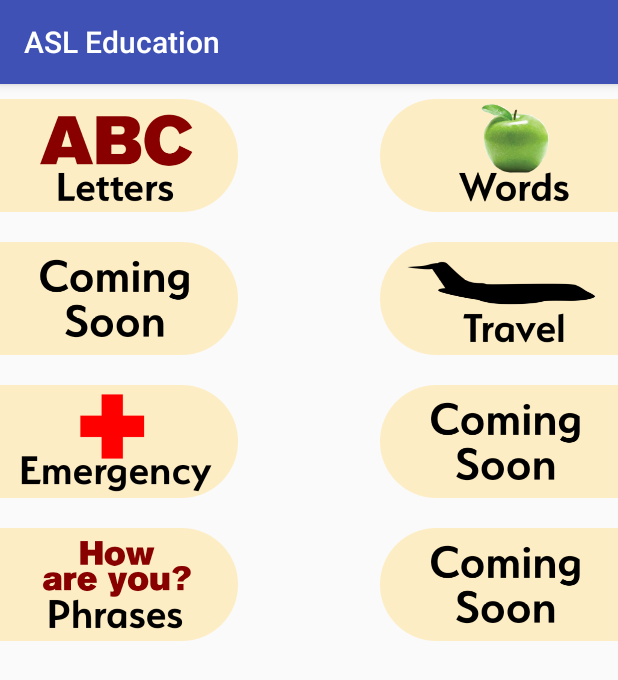
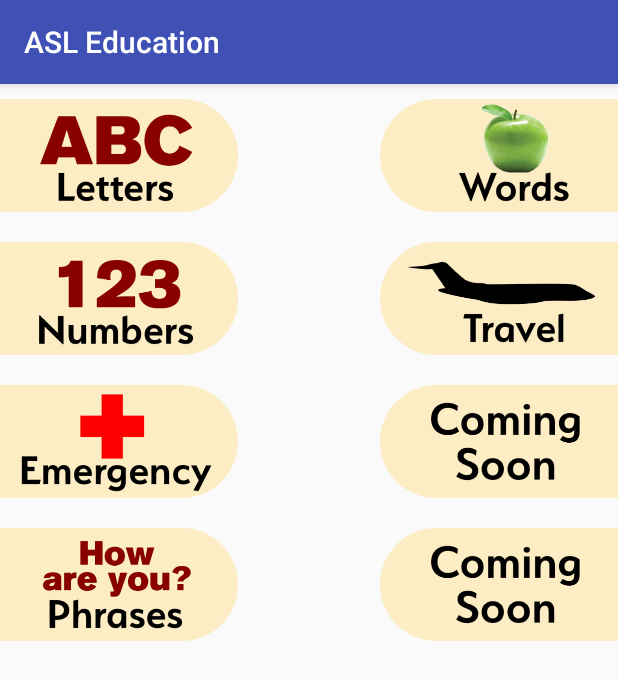
Before and after one commit to kd90693n/ASLEducation, an Android app: the screen it shows after launch (MainActivity), on a phone screen of 412 x 824 dp. Shown: the top 680 px of the screen. Run offline under Robolectric (Android 15) with nearby library versions, the phone set to English and light mode, and no system bars.

Commit message:
2 changed files

```diff
--- a/ASLProject/app/src/main/res/layout/fragment_main.xml
+++ b/ASLProject/app/src/main/res/layout/fragment_main.xml
@@ -61,7 +61,7 @@
                     android:onClick="viewNumbersActivity"
                     android:paddingBottom="10dp"
                     android:paddingTop="10dp"
-                    android:src="@drawable/coming_soon_left"
+                    android:src="@drawable/numbers_button"
                     tools:layout_editor_absoluteX="115dp"
                     tools:layout_editor_absoluteY="105dp" />
 
```
